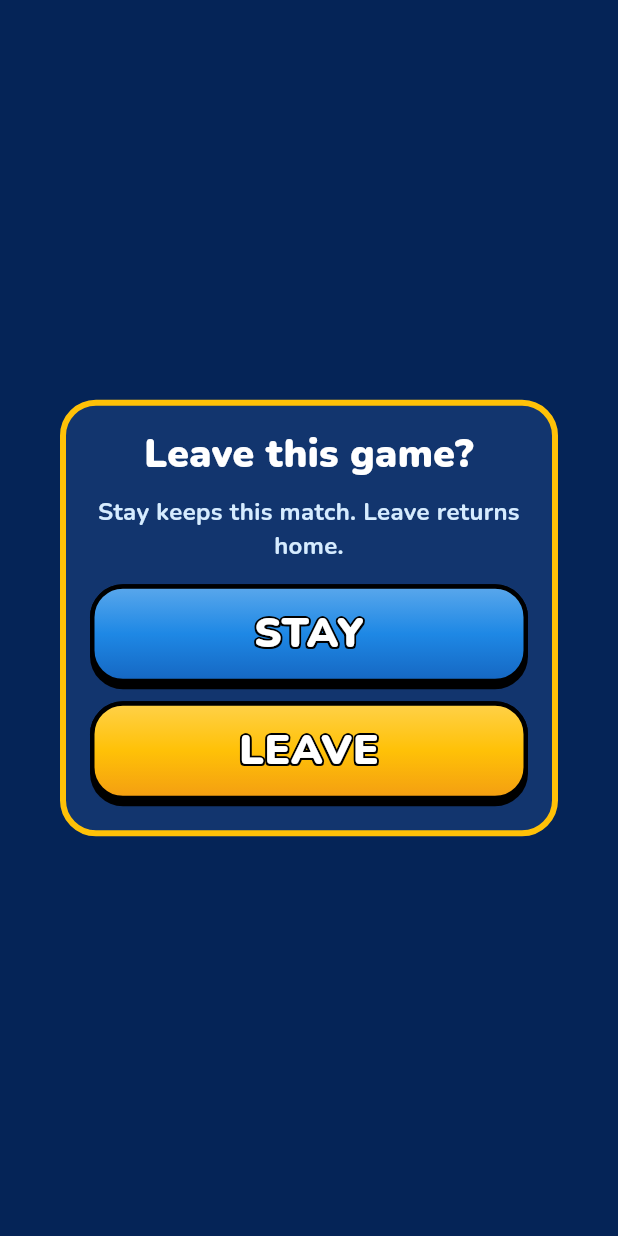
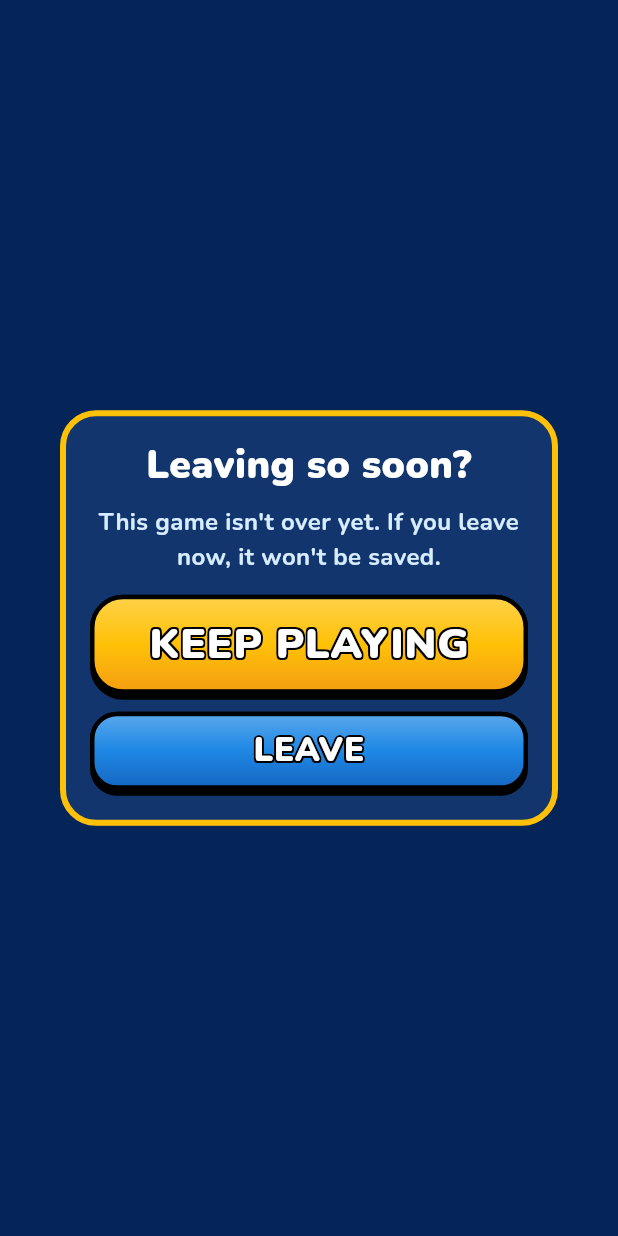
Before and after one commit to YuraIvanskyi/lines-game, a Flutter app: what confirmLeave() shows on an empty page, opened directly, on a phone screen of 412 x 824 dp. Run offline on Flutter 3.47's test engine with Material 3 defaults, Android fonts, the phone set to English and light mode, and no system bars; our stand-ins replace audioplayers, shared_preferences; accounts and stored records are empty.

Commit message:
Friendlier words in the game's dialogs and status
Leave asks "Leaving so soon?" and says plainly the game won't be
saved. Restart asks "Start over, <name>?" and explains the board stays
the same. Keep playing is the bright first button in both. Game over
reads "<name> is boxed in!" with the winner (or everyone else) under
it, in English and Ukrainian.

Co-Authored-By: Claude Fable 5.2 <noreply@anthropic.com>

```diff
--- a/app/lib/settings/copy.dart
+++ b/app/lib/settings/copy.dart
@@ -41,7 +41,8 @@ class Copy {
     required this.assets,
     required this.assetLines,
     required this.whichEnd,
-    required this.noGrowth,
+    required this.winsOf,
+    required this.othersWin,
     required this.tapEnd,
     required this.passPhone,
     required this.rematch,
@@ -50,13 +51,13 @@ class Copy {
     required this.lostOf,
     required this.leaveTitle,
     required this.leaveBody,
-    required this.stay,
+    required this.keepPlaying,
     required this.leave,
     required this.back,
     required this.restart,
     required this.restartOf,
     required this.restartBody,
-    required this.cancel,
+    required this.startOver,
     required this.sound,
     required this.soundOn,
     required this.soundOff,
@@ -105,7 +106,8 @@ class Copy {
   final String assets;
   final List<String> assetLines;
   final String whichEnd;
-  final String noGrowth;
+  final String winsOf;
+  final String othersWin;
   final String tapEnd;
   final String passPhone;
   final String rematch;
@@ -114,13 +116,13 @@ class Copy {
   final String lostOf;
   final String leaveTitle;
   final String leaveBody;
-  final String stay;
+  final String keepPlaying;
   final String leave;
   final String back;
   final String restart;
   final String restartOf;
   final String restartBody;
-  final String cancel;
+  final String startOver;
   final String sound;
   final String soundOn;
   final String soundOff;
@@ -143,6 +145,9 @@ class Copy {
   String lostPlayer(String name) => lostOf.replaceAll('{name}', name);
 
   String restartAsk(String name) => restartOf.replaceAll('{name}', name);
+
+  /// Who wins when [loser] is stuck: the one other seat, or everyone else.
+  String winners(List<String> others) => others.length == 1 ? winsOf.replaceAll('{name}', others.single) : othersWin;
 
   static Copy forLanguage(AppLanguage language) {
     return switch (language) {
@@ -196,23 +201,24 @@ class Copy {
       'Material Icons by Google. Apache License\u00A02.0.',
       'Sound effects: original, created for this app.',
     ],
-    whichEnd: 'Which end?',
-    noGrowth: 'No growth left.',
+    whichEnd: 'Which end should grow?',
+    winsOf: '{name} wins!',
+    othersWin: 'Everyone else wins!',
     tapEnd: 'Tap the ring or the square.',
     passPhone: 'Pass the phone',
     rematch: 'Rematch',
     home: 'Home',
     turnOf: "{name}'s turn",
-    lostOf: '{name} lost',
-    leaveTitle: 'Leave this game?',
-    leaveBody: 'Stay keeps this match. Leave returns home.',
-    stay: 'Stay',
+    lostOf: '{name} is boxed in!',
+    leaveTitle: 'Leaving so soon?',
+    leaveBody: "This game isn't over yet. If you leave now, it won't be saved.",
+    keepPlaying: 'Keep playing',
     leave: 'Leave',
     back: 'Back',
     restart: 'Restart',
-    restartOf: '{name} wants to restart?',
-    restartBody: 'This starts the current game over.',
-    cancel: 'Cancel',
+    restartOf: 'Start over, {name}?',
+    restartBody: 'The line gets wiped and the game starts fresh on this same board.',
+    startOver: 'Start over',
     sound: 'Sound',
     soundOn: 'Sound on',
     soundOff: 'Sound off',
@@ -270,23 +276,24 @@ class Copy {
       'Material Icons від Google. Apache License\u00A02.0.',
       'Звукові ефекти: авторські, створені для цього застосунку.',
     ],
-    whichEnd: 'Який кінець?',
-    noGrowth: 'Подовжити вже нікуди.',
+    whichEnd: 'Який кінець подовжити?',
+    winsOf: 'Перемога: {name}!',
+    othersWin: 'Перемагають усі інші!',
     tapEnd: 'Торкніться кільця або квадрата.',
     passPhone: 'Передайте телефон',
     rematch: 'Ще раз',
     home: 'На головну',
     turnOf: 'Хід: {name}',
-    lostOf: 'Поразка: {name}',
-    leaveTitle: 'Вийти з цієї гри?',
-    leaveBody: '«Залишитись» зберігає цю партію. «Вийти» повертає на головну.',
-    stay: 'Залишитись',
+    lostOf: '{name} у пастці!',
+    leaveTitle: 'Уже йдете?',
+    leaveBody: 'Гра ще не закінчилася. Якщо вийти зараз, її не буде збережено.',
+    keepPlaying: 'Грати далі',
     leave: 'Вийти',
     back: 'Назад',
     restart: 'Заново',
-    restartOf: '{name} хоче почати спочатку?',
-    restartBody: 'Поточна гра почнеться з початку.',
-    cancel: 'Скасувати',
+    restartOf: '{name}, почати заново?',
+    restartBody: 'Лінію буде стерто, і гра почнеться наново на цьому ж полі.',
+    startOver: 'Почати знову',
     sound: 'Звук',
     soundOn: 'Звук увімкнено',
     soundOff: 'Звук вимкнено',
--- a/app/lib/table/table_page.dart
+++ b/app/lib/table/table_page.dart
@@ -174,7 +174,10 @@ class _TablePageState extends State<TablePage> {
         ? copy.whichEnd
         : copy.turn(_match.currentPlayer.name);
     final detail = _match.isTerminal
-        ? copy.noGrowth
+        ? copy.winners([
+            for (final player in _match.players)
+              if (player.id != _match.loserId) player.name,
+          ])
         : _pendingCell != null
         ? copy.tapEnd
         : _botTurn
--- a/app/lib/theme/arcade_dialog.dart
+++ b/app/lib/theme/arcade_dialog.dart
@@ -66,13 +66,15 @@ Future<bool> confirmLeave(BuildContext context) async {
       title: copy.leaveTitle,
       body: copy.leaveBody,
       actions: [
+        // The safe choice is the bright one; leaving is a step down.
         PopButton(
-          label: copy.stay,
-          color: InkTheme.blueFace,
+          label: copy.keepPlaying,
           onPressed: () => Navigator.pop(context, false),
         ),
         PopButton(
           label: copy.leave,
+          color: InkTheme.blueFace,
+          compact: true,
           onPressed: () => Navigator.pop(context, true),
         ),
       ],
@@ -90,12 +92,13 @@ Future<bool> confirmRestart(BuildContext context, String name) async {
       body: copy.restartBody,
       actions: [
         PopButton(
-          label: copy.cancel,
-          color: InkTheme.blueFace,
+          label: copy.keepPlaying,
           onPressed: () => Navigator.pop(context, false),
         ),
         PopButton(
-          label: copy.restart,
+          label: copy.startOver,
+          color: InkTheme.blueFace,
+          compact: true,
           onPressed: () => Navigator.pop(context, true),
         ),
       ],
```
Also changed, not shown: 2 other files.
